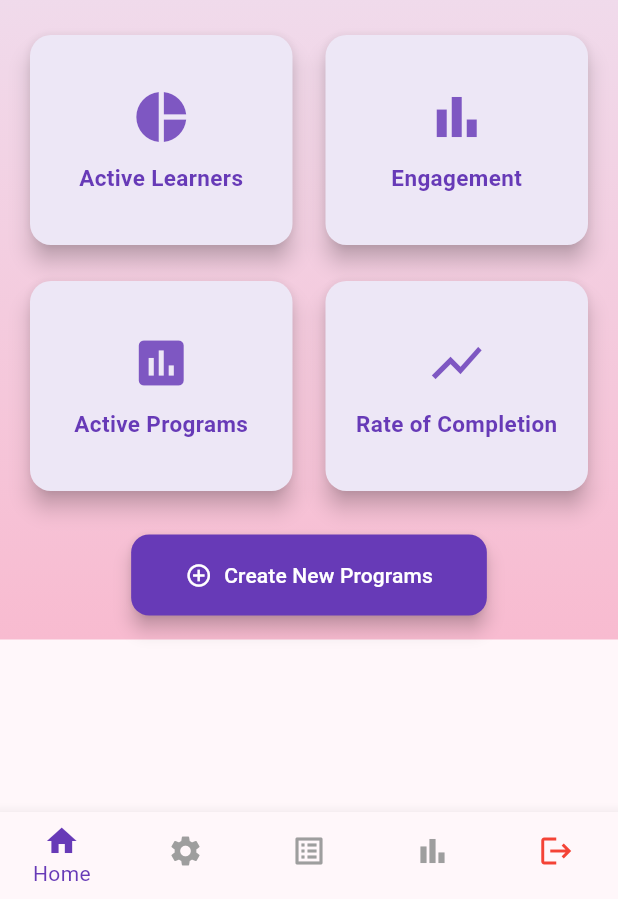
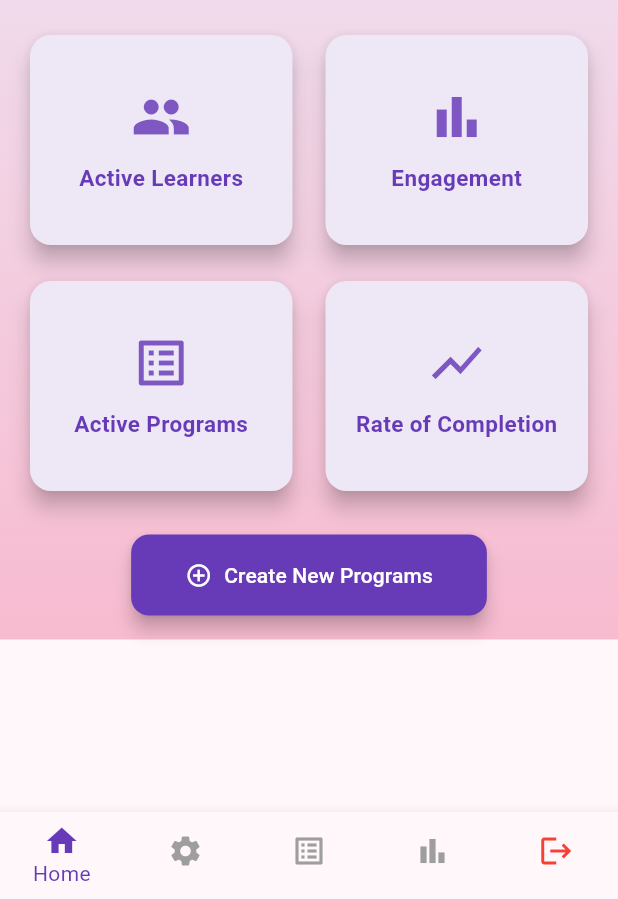
Before and after one commit to OtiliaTorgby/EduXcel, a Flutter app: the AdminPage screen opened directly, on a phone screen of 412 x 824 dp, the part 337-1236 px from its top. Run offline on Flutter 3.47's test engine with Material 3 defaults, Android fonts, the phone set to English and light mode, and no system bars; our stand-ins replace cloud_firestore, device_preview, firebase_auth, firebase_core, flutter_dotenv, google_sign_in; accounts and stored records are empty.

Commit message:
admin page is fully working. Few adjustments to be made.

```diff
--- a/lib/main.dart
+++ b/lib/main.dart
@@ -99,7 +99,7 @@ class AuthWrapper extends StatelessWidget {
 
                 if (user != null) {
           // Check if the signed-in user is the admin
-          if (user.email == 'admin@eduxcel.com') {
+          if (user.email == 'admin@gmail.com') {
             return const AdminPage(); // <-- Admin route
           } else {
             return const HomePage(); // Normal user
--- a/lib/screens/admins/admin_page.dart
+++ b/lib/screens/admins/admin_page.dart
@@ -264,19 +264,47 @@ class _AdminPageState extends State<AdminPage> {
               const SizedBox(height: 20),
               Row(
                 mainAxisAlignment: MainAxisAlignment.spaceBetween,
-                children: const [
-                  _DashboardCard(title: 'Active Learners', icon: Icons.pie_chart),
-                  SizedBox(width: 14),
-                  _DashboardCard(title: 'Engagement', icon: Icons.bar_chart),
+                children: [
+                  _DashboardCard(
+                    title: 'Active Learners',
+                    icon: Icons.people,
+                    onTap: () => Navigator.push(
+                      context,
+                      MaterialPageRoute(builder: (_) => const LearnersPage()),
+                    ),
+                  ),
+                  const SizedBox(width: 14),
+                  _DashboardCard(
+                    title: 'Engagement',
+                    icon: Icons.bar_chart,
+                    onTap: () => Navigator.push(
+                      context,
+                      MaterialPageRoute(builder: (_) => const StatsPage()),
+                    ),
+                  ),
                 ],
               ),
               const SizedBox(height: 16),
               Row(
                 mainAxisAlignment: MainAxisAlignment.spaceBetween,
-                children: const [
-                  _DashboardCard(title: 'Active Programs', icon: Icons.insert_chart),
-                  SizedBox(width: 14),
-                  _DashboardCard(title: 'Rate of Completion', icon: Icons.show_chart),
+                children: [
+                  _DashboardCard(
+                    title: 'Active Programs',
+                    icon: Icons.list_alt,
+                    onTap: () => Navigator.push(
+                      context,
+                      MaterialPageRoute(builder: (_) => const ProgramsPage()),
+                    ),
+                  ),
+                  const SizedBox(width: 14),
+                  _DashboardCard(
+                    title: 'Rate of Completion',
+                    icon: Icons.show_chart,
+                    onTap: () => Navigator.push(
+                      context,
+                      MaterialPageRoute(builder: (_) => const StatsPage()),
+                    ),
+                  ),
                 ],
               ),
               const SizedBox(height: 25),
@@ -320,12 +348,20 @@ class _AdminPageState extends State<AdminPage> {
 class _DashboardCard extends StatelessWidget {
   final String title;
   final IconData icon;
+  final VoidCallback? onTap;
 
-  const _DashboardCard({required this.title, required this.icon});
+  const _DashboardCard({
+    required this.title,
+    required this.icon,
+    this.onTap,
+  });
 
   @override
   Widget build(BuildContext context) {
     return Expanded(
+      child: InkWell(
+        borderRadius: BorderRadius.circular(14),
+        onTap: onTap,
         child: Card(
           elevation: 6,
           shape: RoundedRectangleBorder(borderRadius: BorderRadius.circular(14)),
@@ -351,6 +387,7 @@ class _DashboardCard extends StatelessWidget {
             ),
           ),
         ),
+      ),
     );
   }
 }
```
Lines whose indentation alone changed are shown as unchanged.
